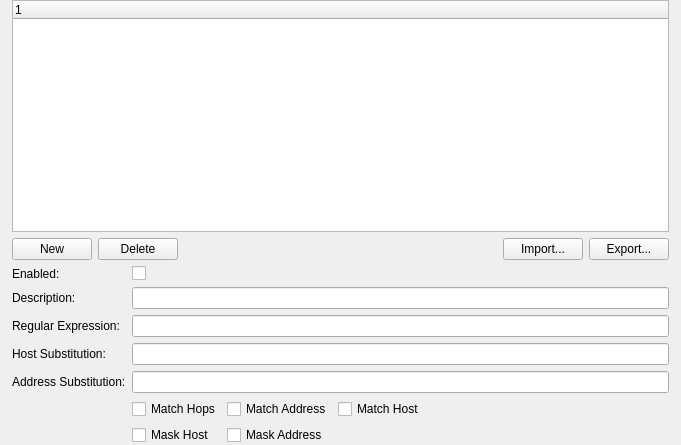
Before: the Qt Designer form src/components/RegExHostMasker/RegExHostMaskerSettingsPageWidget.ui in nedrysoft/pingnoo, drawn with Qt 5.
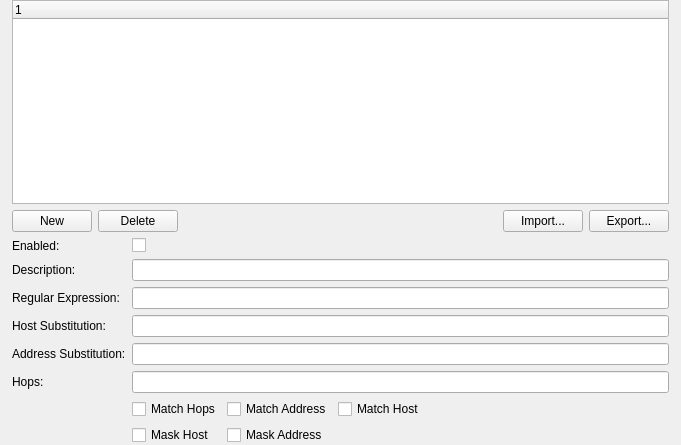
After: the same form once the commit is applied.

Diff of the .ui file:
```diff
--- a/src/components/RegExHostMasker/RegExHostMaskerSettingsPageWidget.ui
+++ b/src/components/RegExHostMasker/RegExHostMaskerSettingsPageWidget.ui
@@ -16,10 +16,19 @@
     <verstretch>0</verstretch>
    </sizepolicy>
   </property>
+  <property name="minimumSize">
+   <size>
+    <width>500</width>
+    <height>0</height>
+   </size>
+  </property>
   <property name="windowTitle">
    <string>Nedrysoft::RegExHostMasker::RegExHostMaskerSettingsPageWidget</string>
   </property>
-  <layout class="QVBoxLayout" name="verticalLayout" stretch="1,0,0">
+  <layout class="QVBoxLayout" name="verticalLayout" stretch="10,0,0">
+   <property name="spacing">
+    <number>6</number>
+   </property>
    <property name="sizeConstraint">
     <enum>QLayout::SetMaximumSize</enum>
    </property>
@@ -43,6 +52,12 @@
        <verstretch>2</verstretch>
       </sizepolicy>
      </property>
+     <property name="minimumSize">
+      <size>
+       <width>0</width>
+       <height>200</height>
+      </size>
+     </property>
      <property name="indentation">
       <number>0</number>
      </property>
@@ -55,6 +70,9 @@
    </item>
    <item>
     <layout class="QHBoxLayout" name="horizontalLayout">
+     <property name="spacing">
+      <number>6</number>
+     </property>
      <item>
       <widget class="QPushButton" name="newButton">
        <property name="text">
@@ -106,6 +124,9 @@
      <property name="fieldGrowthPolicy">
       <enum>QFormLayout::ExpandingFieldsGrow</enum>
      </property>
+     <property name="verticalSpacing">
+      <number>6</number>
+     </property>
      <item row="0" column="0">
       <widget class="QLabel" name="enabledLabel">
        <property name="text">
@@ -146,8 +167,11 @@
      <item row="3" column="1">
       <widget class="QLineEdit" name="substitutionLineEdit"/>
      </item>
-     <item row="5" column="1">
+     <item row="6" column="1">
       <layout class="QGridLayout" name="gridLayout" columnstretch="0,0,2,0">
+       <property name="verticalSpacing">
+        <number>6</number>
+       </property>
        <item row="0" column="3">
         <spacer name="horizontalSpacer_3">
          <property name="orientation">
@@ -221,6 +245,16 @@
        </property>
       </widget>
      </item>
+     <item row="5" column="1">
+      <widget class="QLineEdit" name="hopsLineEdit"/>
+     </item>
+     <item row="5" column="0">
+      <widget class="QLabel" name="hopsLabel">
+       <property name="text">
+        <string>Hops:</string>
+       </property>
+      </widget>
+     </item>
     </layout>
    </item>
   </layout>
```
